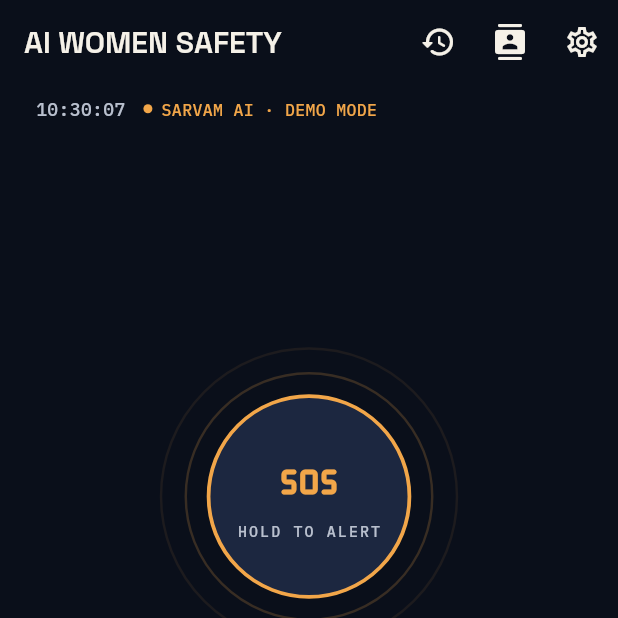
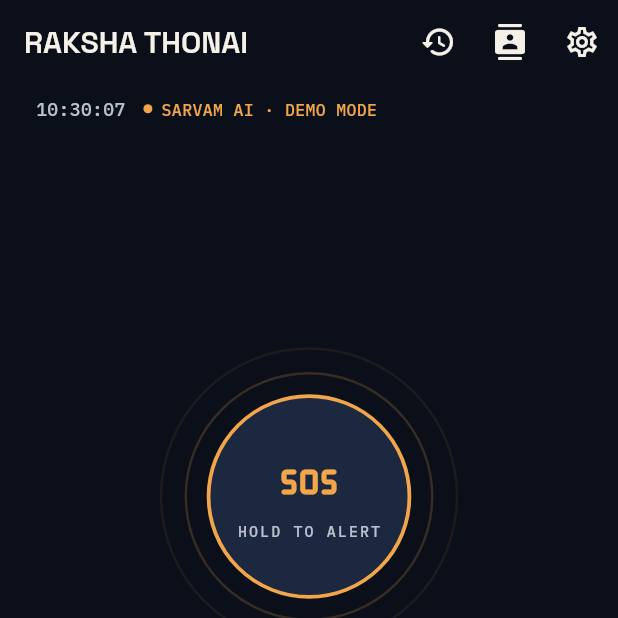
Before and after one commit to DharoonBalajii/ai-women-safety, a Flutter app: the screen it shows after launch, on a phone screen of 412 x 824 dp, the top half of it. Run offline on Flutter 3.47's test engine with Material 3 defaults, Android fonts, the phone set to English and light mode, and no system bars; our stand-ins replace flutter_map, geolocator, google_fonts, latlong2, share_plus, shared_preferences; missing offline and left inert: quick_actions, record.

Commit message:
Rebrand app to Raksha Thonai
Updates the display name/title across Android (app label), iOS
(CFBundleDisplayName), web (manifest.json, index.html), the MaterialApp
title, and docs. Package identifiers (applicationId/bundle id, the
ai_women_safety Dart package name) are left as-is — renaming those is a
separate, more invasive change than the display rebrand asked for.

Co-Authored-By: Claude Sonnet 5 <noreply@anthropic.com>

```diff
--- a/lib/main.dart
+++ b/lib/main.dart
@@ -54,7 +54,7 @@ class _AiWomenSafetyAppState extends State<AiWomenSafetyApp> {
       ],
       child: MaterialApp(
         navigatorKey: navigatorKey,
-        title: 'AI Women Safety',
+        title: 'Raksha Thonai',
         debugShowCheckedModeBanner: false,
         theme: buildAppTheme(),
         home: const HomeScreen(),
--- a/lib/screens/home_screen.dart
+++ b/lib/screens/home_screen.dart
@@ -42,7 +42,7 @@ class HomeScreen extends StatelessWidget {
 
     return Scaffold(
       appBar: AppBar(
-        title: const Text('AI WOMEN SAFETY'),
+        title: const Text('RAKSHA THONAI'),
         actions: [
           IconButton(
             icon: const Icon(Icons.history_rounded),
--- a/pubspec.yaml
+++ b/pubspec.yaml
@@ -1,5 +1,5 @@
 name: ai_women_safety
-description: "A new Flutter project."
+description: "Raksha Thonai — voice-powered emergency safety app with AI-driven incident context."
 # The following line prevents the package from being accidentally published to
 # pub.dev using `flutter pub publish`. This is preferred for private packages.
 publish_to: 'none' # Remove this line if you wish to publish to pub.dev
```
Also changed, not shown: 5 other files.
